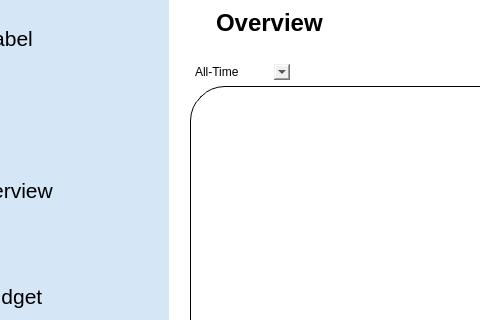
The window that moneyapp/ui/raw/Mono.ui (nemo984/money-app) describes before a commit, drawn with Qt 5; both pictures show x 151 to 631 and y 0 to 320 of the 1280 by 720 pixel window.
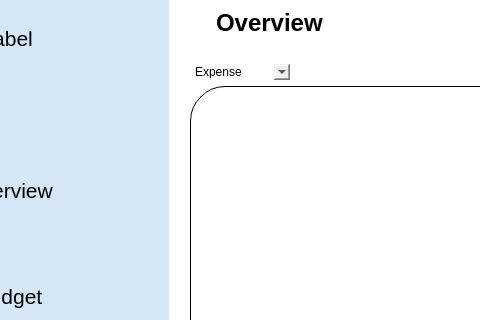
The same window after the commit. Icons and pictures are not drawn.

Diff of the .ui file:
```diff
--- a/moneyapp/ui/raw/Mono.ui
+++ b/moneyapp/ui/raw/Mono.ui
@@ -536,7 +536,7 @@
                  </property>
                  <item>
                   <property name="text">
-                   <string>All-Time</string>
+                   <string>Expense</string>
                   </property>
                  </item>
                  <item>
```
Left out of the diff: 24 changed lines with no effect on the pictures.
